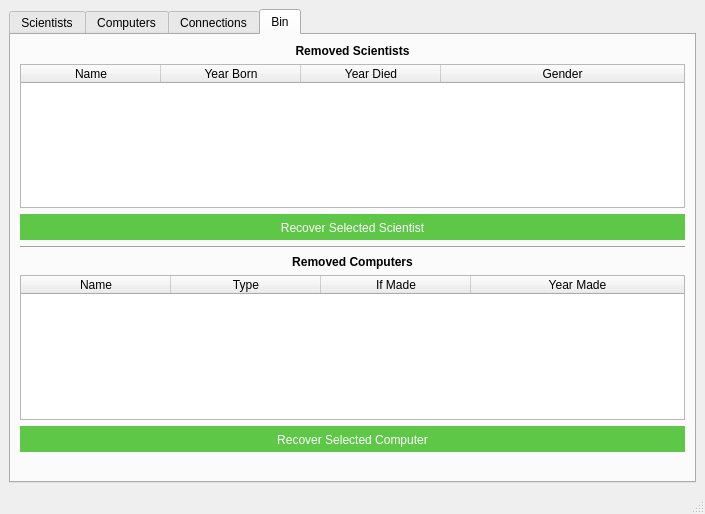
Above: VL1-project/mainwindow.ui from birkirk/vln1-35 before the change. Below: the same form after it.
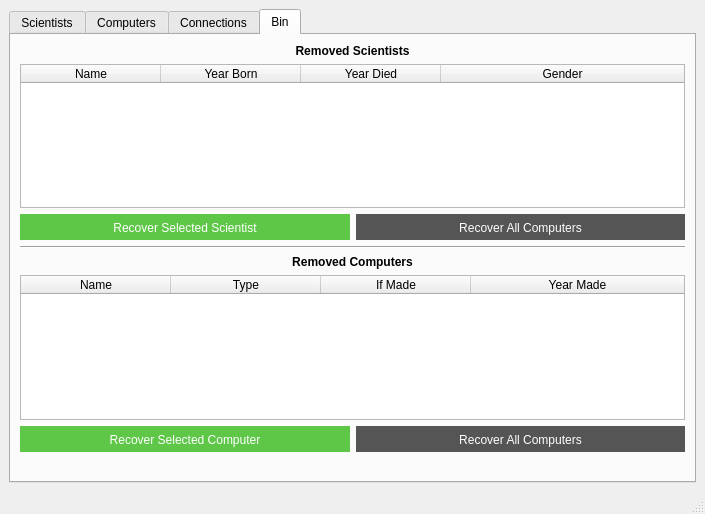
That is the form after the change. The open tabs and pages were chosen to show the change. Icons and pictures are not drawn.

Commit message: recover all button added

What changed in the file:
```diff
--- a/VL1-project/mainwindow.ui
+++ b/VL1-project/mainwindow.ui
@@ -423,6 +423,8 @@
            </widget>
           </item>
           <item>
+           <layout class="QHBoxLayout" name="horizontalLayout_6">
+            <item>
            <widget class="QPushButton" name="button_recover_scientists">
             <property name="enabled">
              <bool>false</bool>
@@ -440,6 +442,22 @@
            </widget>
           </item>
           <item>
+             <widget class="QPushButton" name="button_recover_all_scientists">
+              <property name="styleSheet">
+               <string notr="true">border: 0px solid #333;
+padding: 7px 0 5px 0;
+background-color: #555;
+color: #fff;
+font: 13pt &quot;Helvetica&quot;;</string>
+              </property>
+              <property name="text">
+               <string>Recover All Computers</string>
+              </property>
+             </widget>
+            </item>
+           </layout>
+          </item>
+          <item>
            <widget class="Line" name="line">
             <property name="orientation">
              <enum>Qt::Horizontal</enum>
@@ -501,6 +519,8 @@
            </widget>
           </item>
           <item>
+           <layout class="QHBoxLayout" name="horizontalLayout_7">
+            <item>
            <widget class="QPushButton" name="button_recover_computers">
             <property name="enabled">
              <bool>false</bool>
@@ -516,6 +536,22 @@
              <string>Recover Selected Computer</string>
             </property>
            </widget>
+            </item>
+            <item>
+             <widget class="QPushButton" name="button_recover_all_computers">
+              <property name="styleSheet">
+               <string notr="true">border: 0px solid #333;
+padding: 7px 0 5px 0;
+background-color: #555;
+color: #fff;
+font: 13pt &quot;Helvetica&quot;;</string>
+              </property>
+              <property name="text">
+               <string>Recover All Computers</string>
+              </property>
+             </widget>
+            </item>
+           </layout>
           </item>
          </layout>
         </item>
```
Left out of the diff: 2 changed lines with no effect on the pictures. Lines whose indentation alone changed are shown as unchanged. The commit also changes 2 other files.
